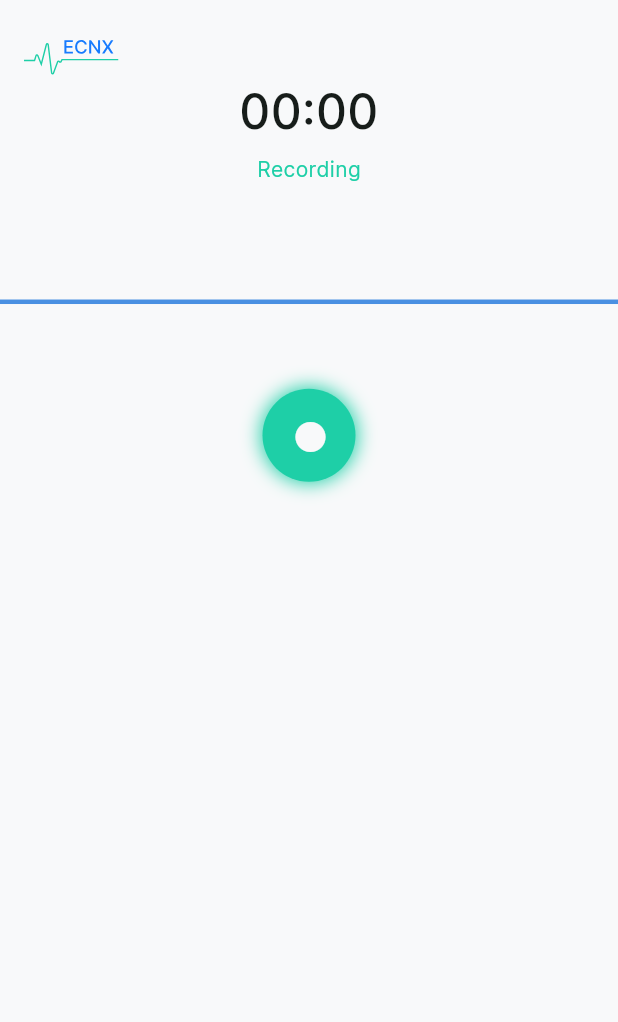
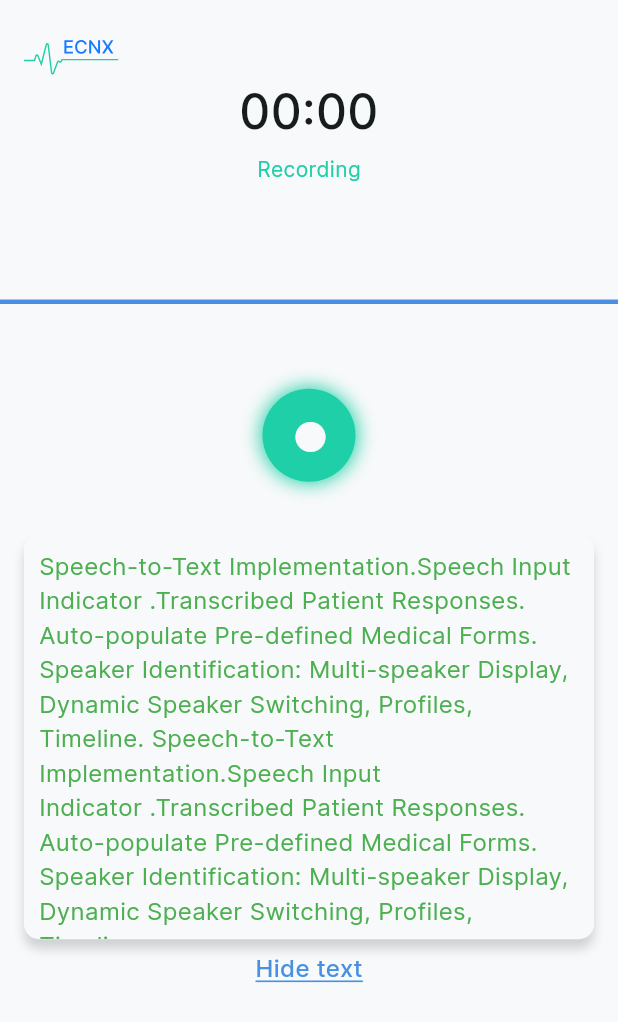
Before and after one commit to InAppoDev/doctor_ai_assistent, a Flutter app: the screen it shows after launch, on a phone screen of 412 x 824 dp. Shown: the top 1022 px of the screen. Run offline on Flutter 3.47's test engine with Material 3 defaults, Android fonts, the phone set to English and light mode, and no system bars; our stand-ins replace auto_route, awesome_extensions, flutter_svg, get_it, lottie, shared_preferences; generated files the repository leaves out were written again.

Commit message:
feat: added recorded textfield with hide and show text button

```diff
--- a/lib/core/services/get_it/get_it_service.dart
+++ b/lib/core/services/get_it/get_it_service.dart
@@ -1,3 +1,4 @@
+import 'package:doctor_ai_assistent/core/navigation/app_route_config.dart';
 import 'package:doctor_ai_assistent/core/services/shared_preferences/shared_preferences.dart';
 import 'package:doctor_ai_assistent/features/auth/provider/auth_provider.dart';
 import 'package:get_it/get_it.dart';
@@ -13,4 +14,7 @@ void initDI(){
 
   // register auth provider
   getIt.registerFactory<AuthProvider>(() => AuthProvider());
+
+  // register app router
+  getIt.registerFactory<AppRouter>(() => AppRouter());
 }
--- a/lib/features/home_page/presentation/pages/home_page.dart
+++ b/lib/features/home_page/presentation/pages/home_page.dart
@@ -1,6 +1,7 @@
 import 'package:auto_route/auto_route.dart';
 import 'package:doctor_ai_assistent/core/navigation/app_route_config.dart';
 import 'package:flutter/material.dart';
+import 'package:get_it/get_it.dart';
 
 @RoutePage()
 class HomePage extends StatelessWidget {
@@ -15,8 +16,8 @@ class HomePage extends StatelessWidget {
             child: Text('Home Page'),
           ),
           ElevatedButton(
-            onPressed: () {
-              AutoRouter.of(context).push(const RecordRoute());
+            onPressed: () async {
+              await GetIt.instance<AppRouter>().push(const RecordRoute());
             },
             child: const Text('Record Page'),
           ),
--- a/lib/features/record/presentation/pages/record_page.dart
+++ b/lib/features/record/presentation/pages/record_page.dart
@@ -3,10 +3,13 @@ import 'package:awesome_extensions/awesome_extensions.dart';
 import 'package:doctor_ai_assistent/core/constants/app_colors.dart';
 import 'package:doctor_ai_assistent/core/constants/app_icons.dart';
 import 'package:doctor_ai_assistent/core/constants/app_text_styles.dart';
+import 'package:doctor_ai_assistent/features/record/presentation/widgets/animated_waves.dart';
 import 'package:doctor_ai_assistent/features/record/presentation/widgets/record_button.dart';
+import 'package:doctor_ai_assistent/features/record/presentation/widgets/recorded_text.dart';
 import 'package:doctor_ai_assistent/features/record/provider/record_provider.dart';
 import 'package:flutter/material.dart';
 import 'package:flutter_svg/svg.dart';
+import 'package:lottie/lottie.dart';
 import 'package:provider/provider.dart';
 
 import '../../../../core/widgets/responsive/responsive_widget.dart';
@@ -35,6 +38,7 @@ class RecordPage extends StatelessWidget implements AutoRouteWrapper {
       child: Scaffold(
           backgroundColor: AppColors.bg,
           body: SafeArea(
+            child: SingleChildScrollView(
               child: Column(
                 mainAxisSize: MainAxisSize.min,
                 crossAxisAlignment: CrossAxisAlignment.center,
@@ -60,7 +64,7 @@ class RecordPage extends StatelessWidget implements AutoRouteWrapper {
                         : AppTextStyles.regularPx14.copyWith(color: AppColors.accentGreen),
                   ).paddingOnly(bottom: 70),
                   recordProvider.status == 1
-                  ? Container()
+                      ? Lottie.asset('assets/gifs/wave_animation.json', width: double.infinity, height: Responsive.isDesktop(context) ? 130 : 36,)
                       : const Divider(
                           color: AppColors.accentBlue,
                           thickness: 3,
@@ -84,10 +88,44 @@ class RecordPage extends StatelessWidget implements AutoRouteWrapper {
                           recordProvider.startTimer();
                         }
                       }
-
+                  ).paddingOnly(bottom: Responsive.isDesktop(context) ? 61 : 35),
+                  recordProvider.showTextField ? Row(
+                    children: [
+                      if (Responsive.isDesktop(context))
+                        Expanded(
+                          flex: 1,
+                          child: Container()
+                        ),
+                      Expanded(
+                        flex: 2,
+                        child: ColorCodedTextField(
+                          height: Responsive.isDesktop(context) ? 330 : 270,
+                        ),
+                      ),
+                      if (Responsive.isDesktop(context))
+                        Expanded(
+                            flex: 1,
+                            child: Container()
+                        ),
+                    ],
+                  ).paddingOnly(
+                    bottom: 8,
+                    left: Responsive.isDesktop(context) ? 0 : 16,
+                    right: Responsive.isDesktop(context) ? 0 : 16,
+                  )
+                      : Container(height: Responsive.isDesktop(context) ? 330 : 270 ,).paddingOnly(bottom: 8),
+                  GestureDetector(
+                    onTap: () {
+                      recordProvider.toggleTextField();
+                    },
+                    child: Text(
+                      recordProvider.showTextField ? 'Hide text' : 'Show text',
+                      style: AppTextStyles.mediumPx16.copyWith(color: AppColors.accentBlue, decoration: TextDecoration.underline, decorationColor: AppColors.accentBlue),
+                    ),
                   )
               ],
-          ).paddingOnly(top: Responsive.isDesktop(context) ? 56 : 24)
+            ).paddingSymmetric(vertical: Responsive.isDesktop(context) ? 56 : 24),
+          )
         )
       ),
     );
--- /dev/null
+++ b/lib/features/record/presentation/widgets/recorded_text.dart
@@ -0,0 +1,74 @@
+import 'package:doctor_ai_assistent/core/constants/app_colors.dart';
+import 'package:doctor_ai_assistent/core/constants/app_text_styles.dart';
+import 'package:flutter/material.dart';
+
+class ColorCodedTextField extends StatefulWidget {
+  const ColorCodedTextField({
+    super.key,
+    required this.height
+  });
+
+  final double height;
+
+  @override
+  State createState() => _ColorCodedTextFieldState();
+}
+
+class _ColorCodedTextFieldState extends State<ColorCodedTextField> {
+  final ScrollController _scrollController = ScrollController();
+  final TextEditingController _controller = TextEditingController();
+
+  final List<Map<String, dynamic>> _textData = [
+    {'text': 'Speech-to-Text Implementation.Speech Input Indicator .Transcribed Patient Responses. Auto-populate Pre-defined Medical Forms. Speaker Identification: Multi-speaker Display, Dynamic Speaker Switching, Profiles, Timeline. Speech-to-Text Implementation.Speech Input Indicator .Transcribed Patient Responses. Auto-populate Pre-defined Medical Forms. Speaker Identification: Multi-speaker Display, Dynamic Speaker Switching, Profiles, Timeline.\n\n', 'color': Colors.green},
+    {'text': 'Speech-to-Text Implementation.Speech Input Indicator .Transcribed Patient Responses. Auto-populate Pre-defined Medical Forms. Speaker Identification: Multi-speaker Display, Dynamic Speaker Switching, Profiles, Timeline. Speech-to-Text Implementation.Speech.\n\n', 'color': Colors.blue},
+    {'text': 'Speech-to-Text Implementation.Speech Input Indicator .Transcribed Patient Responses. Auto-populate Pre-defined Medical For\n\n', 'color': Colors.red},
+  ];
+
+  @override
+  void dispose() {
+    _controller.dispose();
+    _scrollController.dispose();
+    super.dispose();
+  }
+
+  @override
+  Widget build(BuildContext context) {
+    return Container(
+      height: widget.height,
+      decoration: BoxDecoration(
+        color: AppColors.bg,
+        borderRadius: BorderRadius.circular(10),
+        boxShadow: const [
+          BoxShadow(
+            color: Color(0xff33333340),
+            blurRadius: 5,
+            offset: Offset(0, 6),
+          ),
+        ],
+      ),
+      child: ScrollConfiguration(
+        behavior: ScrollConfiguration.of(context).copyWith(scrollbars: false),
+        child: RawScrollbar(
+          thumbColor: AppColors.accentBlue,
+          radius: const Radius.circular(10),
+          thickness: 2,
+          controller: _scrollController,
+          child: SingleChildScrollView(
+            controller: _scrollController,
+            padding: const EdgeInsets.all(10),
+            child: SelectableText.rich(
+              TextSpan(
+                children: _textData.map((data) {
+                  return TextSpan(
+                    text: data['text'],
+                    style: AppTextStyles.regularPx16.copyWith(color: data['color'])
+                  );
+                }).toList(),
+              ),
+            ),
+          ),
+        ),
+      ),
+    );
+  }
+}
--- a/lib/features/record/provider/record_provider.dart
+++ b/lib/features/record/provider/record_provider.dart
@@ -55,6 +55,23 @@ class RecordProvider extends ChangeNotifier {
     _timer?.cancel();
   }
 
+
+  // textfield
+
+  bool _showTextField = true;
+
+  bool get showTextField => _showTextField;
+
+  void setHideTextField(bool hideTextField) {
+    _showTextField = hideTextField;
+    notifyListeners();
+  }
+
+  void toggleTextField() {
+    _showTextField = !_showTextField;
+    notifyListeners();
+  }
+
   @override
   void dispose() {
     _timer?.cancel();
```
Lines whose indentation alone changed are shown as unchanged.
